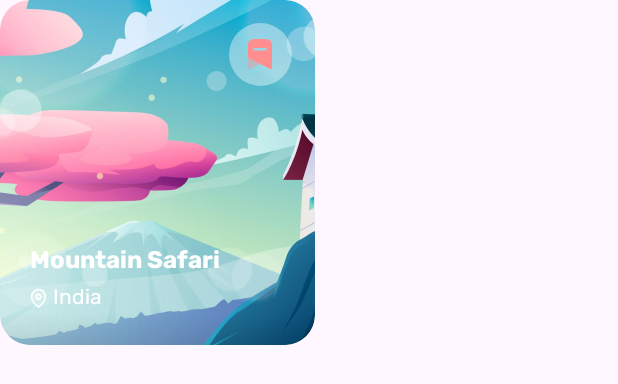
After one commit to siamsaleh/TaskGo, an Android app: the layout item_recommended_place.xml on its own in the app's theme, with its tools: preview values and no code run, on a phone screen of 412 x 824 dp. The commit adds this screen. Shown: the top 384 px of the screen. Run offline under Robolectric (Android 15) with nearby library versions, the light colour scheme and no system bars.

Commit message:
feat: Recommended Place Item UI
- Add Icons from figma file

- Create item_recommended_place.xml file for using recyclerView item

```diff
--- a/app/src/main/java/com/siamsaleh/taskgo/ui/home/HomeFragment.kt
+++ b/app/src/main/java/com/siamsaleh/taskgo/ui/home/HomeFragment.kt
@@ -38,7 +38,7 @@ class HomeFragment : BaseFragment() {
     }
 
     private fun setupObserver() {
-        viewModel.recommendedList.observe(this) {
+        viewModel.recommendedList.observe(viewLifecycleOwner) {
             handleRecommendedList(it)
         }
     }
--- /dev/null
+++ b/app/src/main/res/drawable/ic_map_pin.xml
@@ -0,0 +1,22 @@
+<vector xmlns:android="http://schemas.android.com/apk/res/android"
+    android:width="11dp"
+    android:height="13dp"
+    android:viewportWidth="11"
+    android:viewportHeight="13">
+  <path
+      android:strokeWidth="1"
+      android:pathData="M10,5.671C10,9.304 5.5,12.419 5.5,12.419C5.5,12.419 1,9.304 1,5.671C1,4.432 1.474,3.244 2.318,2.368C3.162,1.492 4.307,1 5.5,1C6.693,1 7.838,1.492 8.682,2.368C9.526,3.244 10,4.432 10,5.671Z"
+      android:strokeLineJoin="round"
+      android:fillColor="#ffffff"
+      android:fillAlpha="0.2"
+      android:strokeColor="#ffffff"
+      android:strokeLineCap="round"/>
+  <path
+      android:strokeWidth="1"
+      android:pathData="M5.5,7.228C6.328,7.228 7,6.531 7,5.671C7,4.811 6.328,4.114 5.5,4.114C4.672,4.114 4,4.811 4,5.671C4,6.531 4.672,7.228 5.5,7.228Z"
+      android:strokeLineJoin="round"
+      android:fillColor="#ffffff"
+      android:fillAlpha="0.2"
+      android:strokeColor="#ffffff"
+      android:strokeLineCap="round"/>
+</vector>
--- /dev/null
+++ b/app/src/main/res/drawable/shape_circle.xml
@@ -0,0 +1,5 @@
+<?xml version="1.0" encoding="utf-8"?>
+<shape xmlns:android="http://schemas.android.com/apk/res/android"
+    android:shape="oval">
+    <solid android:color="@color/white"/>
+</shape>
--- /dev/null
+++ b/app/src/main/res/layout/bookmark.xml
@@ -0,0 +1,21 @@
+<?xml version="1.0" encoding="utf-8"?>
+<RelativeLayout xmlns:android="http://schemas.android.com/apk/res/android"
+    android:layout_width="wrap_content"
+    android:layout_height="wrap_content">
+
+    <ImageView
+        android:layout_width="match_parent"
+        android:layout_height="match_parent"
+        android:alpha=".4"
+        android:background="@drawable/shape_circle"
+        android:contentDescription="@string/bookmark_text" />
+
+    <ImageView
+        android:layout_width="@dimen/icon_size"
+        android:layout_height="@dimen/icon_size"
+        android:layout_centerInParent="true"
+        android:background="@drawable/ic_bookmark"
+        android:backgroundTint="@color/recommended_bookmark_color"
+        android:contentDescription="@string/bookmark_text" />
+
+</RelativeLayout>
--- /dev/null
+++ b/app/src/main/res/layout/item_recommended_place.xml
@@ -0,0 +1,65 @@
+<?xml version="1.0" encoding="utf-8"?>
+<com.google.android.material.card.MaterialCardView xmlns:android="http://schemas.android.com/apk/res/android"
+    xmlns:app="http://schemas.android.com/apk/res-auto"
+    android:layout_width="210dp"
+    android:layout_height="230dp"
+    android:layout_marginEnd="@dimen/margin_extra_small"
+    app:cardCornerRadius="20dp"
+    app:cardElevation="0dp"
+    app:strokeWidth="0dp">
+
+    <androidx.constraintlayout.widget.ConstraintLayout
+        android:layout_width="match_parent"
+        android:layout_height="match_parent">
+
+        <ImageView
+            android:id="@+id/recommended_img"
+            android:layout_width="match_parent"
+            android:layout_height="match_parent"
+            android:contentDescription="@string/recommended_text"
+            android:src="@drawable/img_sample" />
+
+        <TextView
+            android:id="@+id/property_text"
+            style="@style/RecommendedTitleTextStyle"
+            android:layout_width="wrap_content"
+            android:layout_height="wrap_content"
+            android:layout_marginStart="@dimen/margin_small"
+            android:text="@string/mountain_safari_text"
+            app:layout_constraintBottom_toTopOf="@+id/location_text"
+            app:layout_constraintStart_toStartOf="parent" />
+
+        <TextView
+            android:id="@+id/location_text"
+            style="@style/RecommendedLocationTextStyle"
+            android:layout_width="wrap_content"
+            android:layout_height="wrap_content"
+            android:layout_marginStart="@dimen/margin_small"
+            android:layout_marginBottom="@dimen/margin_small"
+            android:drawablePadding="@dimen/_3sdp"
+            android:text="@string/india_text"
+            app:drawableStartCompat="@drawable/ic_map_pin"
+            app:layout_constraintBottom_toBottomOf="parent"
+            app:layout_constraintStart_toStartOf="parent" />
+
+        <include
+            android:id="@+id/bookmark_icon"
+            android:layout_width="@dimen/bookmark_size"
+            android:layout_height="@dimen/bookmark_size"
+            layout="@layout/bookmark"
+            android:layout_marginTop="15dp"
+            android:layout_marginEnd="15dp"
+            app:layout_constraintTop_toTopOf="parent"
+            app:layout_constraintEnd_toEndOf="parent"/>
+
+        <!--Top Shade-->
+        <ImageView
+            android:layout_width="match_parent"
+            android:layout_height="match_parent"
+            android:contentDescription="@string/recommended_text"
+            android:scaleType="fitXY"
+            android:src="@drawable/img_shade" />
+
+    </androidx.constraintlayout.widget.ConstraintLayout>
+
+</com.google.android.material.card.MaterialCardView>
--- a/app/src/main/res/values/colors.xml
+++ b/app/src/main/res/values/colors.xml
@@ -10,5 +10,7 @@
     <color name="status_bar">#1D2026</color>
     <color name="rounded_bg">#2D303A</color>
     <color name="text_color">#E6FFFFFF</color>
+    <color name="text_color_100">#FFFFFF</color>
     <color name="text_hint_color">#66686F</color>
+    <color name="recommended_bookmark_color">#FF8F8F</color>
 </resources>
--- a/app/src/main/res/values/dimens.xml
+++ b/app/src/main/res/values/dimens.xml
@@ -3,6 +3,7 @@
     <dimen name="margin_extra_large">40dp</dimen>
     <dimen name="margin_large">30dp</dimen>
     <dimen name="margin_small">20dp</dimen>
+    <dimen name="margin_extra_small">10dp</dimen>
 
     <dimen name="edittext_height">54dp</dimen>
     <dimen name="category_height">80dp</dimen>
@@ -11,5 +12,6 @@
     <dimen name="bottom_nav_size">70dp</dimen>
     <dimen name="icon_size">24dp</dimen>
     <dimen name="cat_icon_size">30dp</dimen>
+    <dimen name="bookmark_size">42dp</dimen>
 
 </resources>
--- a/app/src/main/res/values/strings.xml
+++ b/app/src/main/res/values/strings.xml
@@ -14,4 +14,7 @@
     <string name="see_all_text">See All</string>
     <!-- TODO: Remove or change this placeholder text -->
     <string name="hello_blank_fragment">Hello blank fragment</string>
+    <string name="mountain_safari_text">Mountain Safari</string>
+    <string name="india_text">India</string>
+    <string name="bookmark_text">Bookmark</string>
 </resources>
--- a/app/src/main/res/values/styles.xml
+++ b/app/src/main/res/values/styles.xml
@@ -21,4 +21,16 @@
         <item name="android:textAlignment">center</item>
     </style>
 
+    <style name="RecommendedTitleTextStyle">
+        <item name="android:fontFamily">@font/rubik_bold</item>
+        <item name="android:textSize">16sp</item>
+        <item name="android:textColor">@color/text_color_100</item>
+    </style>
+
+    <style name="RecommendedLocationTextStyle">
+        <item name="android:fontFamily">@font/rubik_regular</item>
+        <item name="android:textSize">14sp</item>
+        <item name="android:textColor">@color/text_color_100</item>
+    </style>
+
 </resources>
```
Also changed, not shown: app/src/main/res/drawable/img_sample.png (added), app/src/main/res/drawable/img_shade.png (added).
